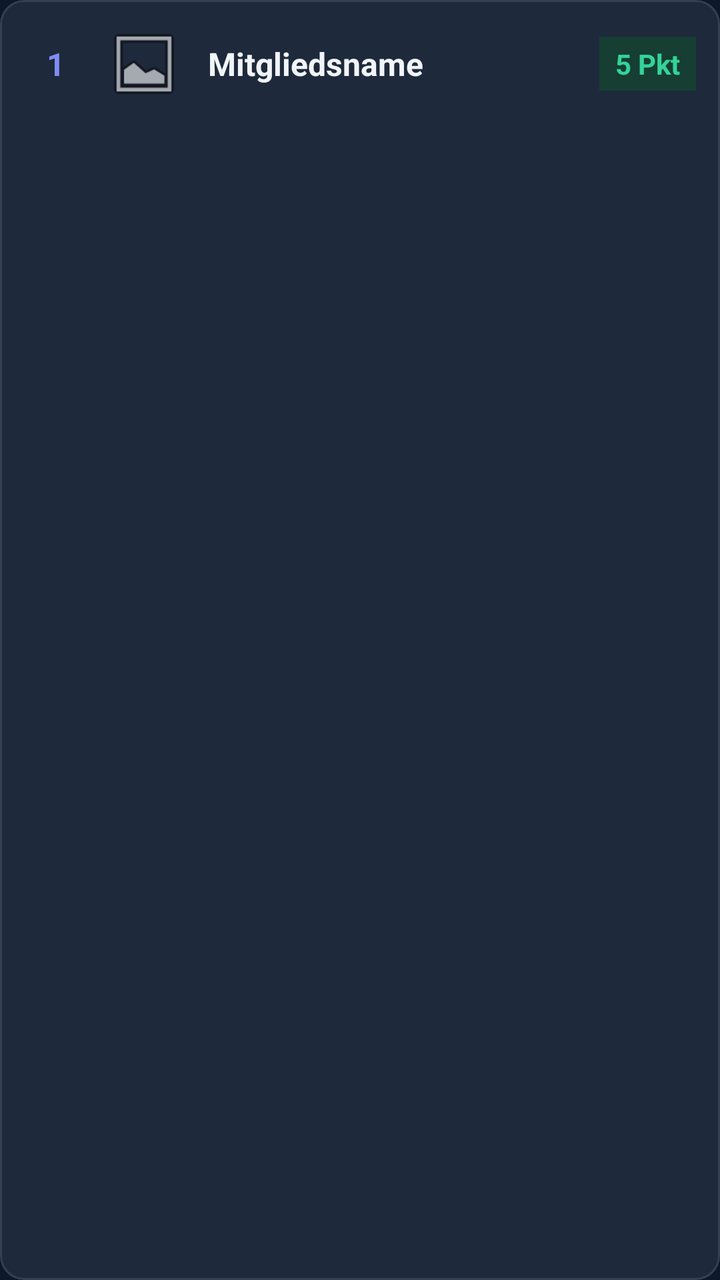
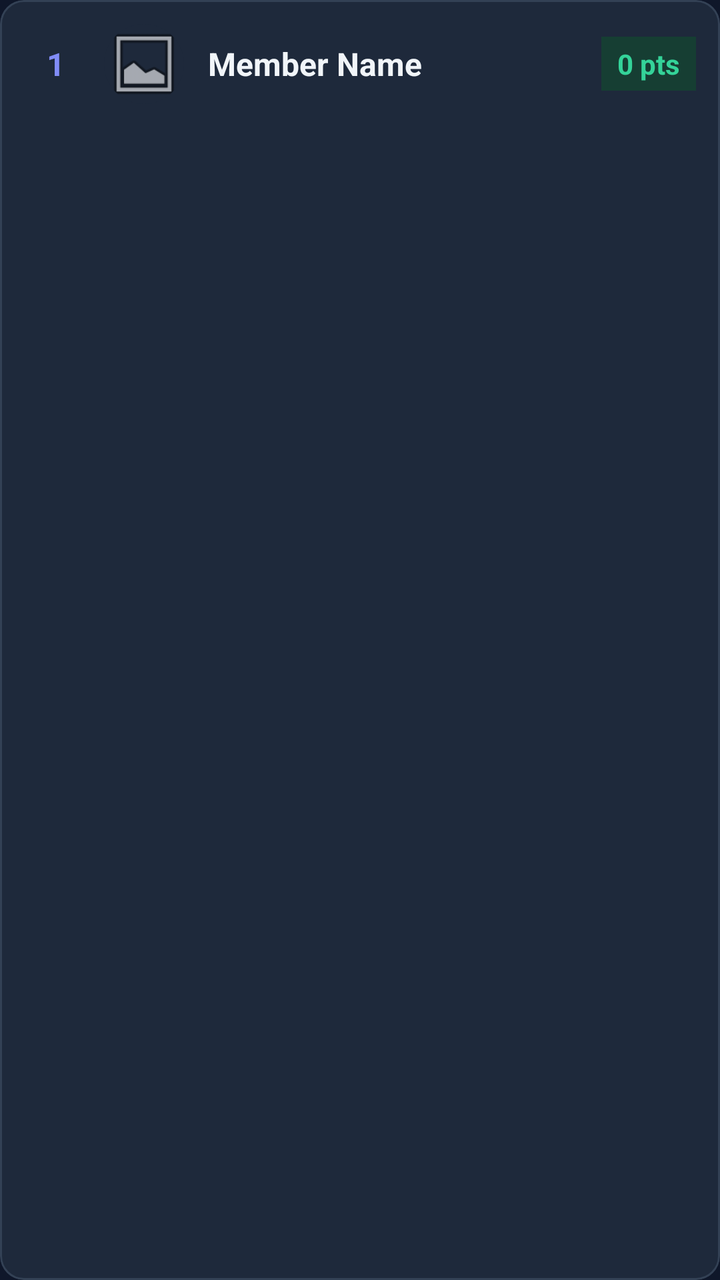

Compare the two renders of this Android layout. The source of the first and the diff that turns it into the second are given below.
<!-- AndroidManifest.xml: application theme Theme.MobileSE -->
<!-- res/layout/item_leaderboard.xml -->
<?xml version="1.0" encoding="utf-8"?>
<com.google.android.material.card.MaterialCardView xmlns:android="http://schemas.android.com/apk/res/android"
    xmlns:app="http://schemas.android.com/apk/res-auto"
    android:layout_width="match_parent"
    android:layout_height="wrap_content"
    android:layout_marginBottom="8dp"
    app:cardCornerRadius="12dp"
    app:cardElevation="0dp"
    app:strokeWidth="1dp"
    app:strokeColor="@color/divider">

    <LinearLayout
        android:layout_width="match_parent"
        android:layout_height="wrap_content"
        android:orientation="horizontal"
        android:padding="12dp"
        android:gravity="center_vertical">

        <TextView
            android:id="@+id/tvRank"
            android:layout_width="32dp"
            android:layout_height="wrap_content"
            android:text="1"
            android:textSize="16sp"
            android:textStyle="bold"
            android:textColor="@color/primary"
            android:gravity="center"/>

        <com.google.android.material.card.MaterialCardView
            android:layout_width="40dp"
            android:layout_height="40dp"
            app:cardCornerRadius="20dp"
            app:cardElevation="0dp"
            android:layout_marginStart="8dp"
            android:layout_marginEnd="12dp">
            <ImageView
                android:id="@+id/ivLeaderboardPhoto"
                android:layout_width="match_parent"
                android:layout_height="match_parent"
                android:scaleType="centerCrop"
                android:src="@android:drawable/ic_menu_gallery"
                android:background="@color/surface"/>
        </com.google.android.material.card.MaterialCardView>

        <TextView
            android:id="@+id/tvLeaderboardName"
            android:layout_width="0dp"
            android:layout_height="wrap_content"
            android:layout_weight="1"
            android:text="Mitgliedsname"
            android:textSize="16sp"
            android:textColor="@color/text_main"
            android:textStyle="bold" />

        <TextView
            android:id="@+id/tvPoints"
            android:layout_width="wrap_content"
            android:layout_height="wrap_content"
            android:text="5 Pkt"
            android:textSize="14sp"
            android:textStyle="bold"
            android:textColor="@color/accent"
            android:background="#163E33"
            android:paddingStart="8dp"
            android:paddingEnd="8dp"
            android:paddingTop="4dp"
            android:paddingBottom="4dp"/>

    </LinearLayout>
</com.google.android.material.card.MaterialCardView>
<!-- resources referenced by this layout -->
<resources>
  <color name="accent">#34D399</color>
  <color name="divider">#334155</color>
  <color name="primary">#818CF8</color>
  <color name="surface">#1E293B</color>
  <color name="text_main">#F1F5F9</color>
  <style name="Theme.MobileSE" parent="Base.Theme.MobileSE" />
  <style name="Base.Theme.MobileSE" parent="Theme.MaterialComponents.NoActionBar">
          
          <item name="colorPrimary">@color/primary</item>
          <item name="colorPrimaryVariant">@color/primary_dark</item>
          <item name="colorOnPrimary">@color/background</item>
          
          <item name="colorSecondary">@color/accent</item>
          <item name="colorSecondaryVariant">@color/accent</item>
          <item name="colorOnSecondary">@color/background</item>
          
          <item name="android:statusBarColor">@color/background</item>
          <item name="android:windowLightStatusBar">false</item>
          
          <item name="android:windowBackground">@color/background</item>
  
          
          <item name="android:textColorPrimary">@color/text_main</item>
          <item name="android:textColorSecondary">@color/text_secondary</item>
  
          
          <item name="materialCardViewStyle">@style/Widget.App.CardView</item>
      </style>
  <color name="primary_dark">#6366F1</color>
  <color name="background">#0F172A</color>
  <color name="text_secondary">#94A3B8</color>
  <style name="Widget.App.CardView" parent="Widget.MaterialComponents.CardView">
          <item name="cardBackgroundColor">@color/surface</item>
          <item name="cardElevation">2dp</item>
          <item name="shapeAppearanceOverlay">@style/ShapeAppearance.App.MediumComponent</item>
      </style>
  <style name="ShapeAppearance.App.MediumComponent" parent="ShapeAppearance.MaterialComponents.MediumComponent">
          <item name="cornerFamily">rounded</item>
          <item name="cornerSize">16dp</item>
      </style>
</resources>

<!-- the commit's change to res/layout/item_leaderboard.xml (unified diff, before → after) -->
@@ -47,7 +47,7 @@
             android:layout_width="0dp"
             android:layout_height="wrap_content"
             android:layout_weight="1"
-            android:text="Mitgliedsname"
+            android:text="Member Name"
             android:textSize="16sp"
             android:textColor="@color/text_main"
             android:textStyle="bold" />
@@ -56,7 +56,7 @@
             android:id="@+id/tvPoints"
             android:layout_width="wrap_content"
             android:layout_height="wrap_content"
-            android:text="5 Pkt"
+            android:text="0 pts"
             android:textSize="14sp"
             android:textStyle="bold"
             android:textColor="@color/accent"
